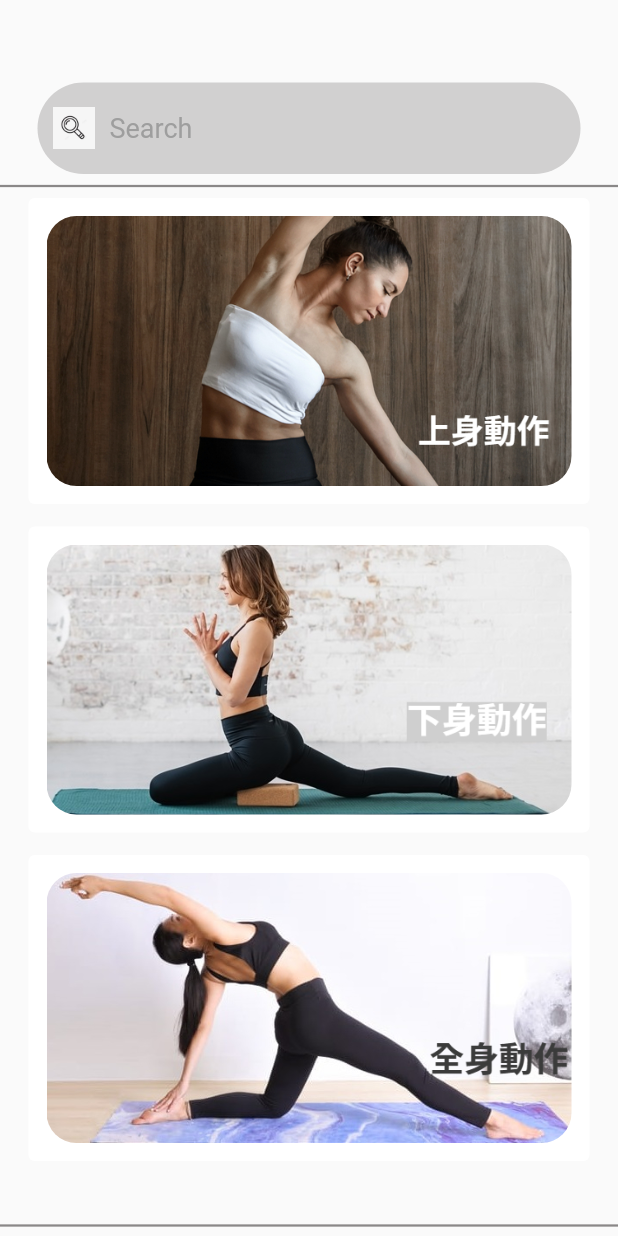
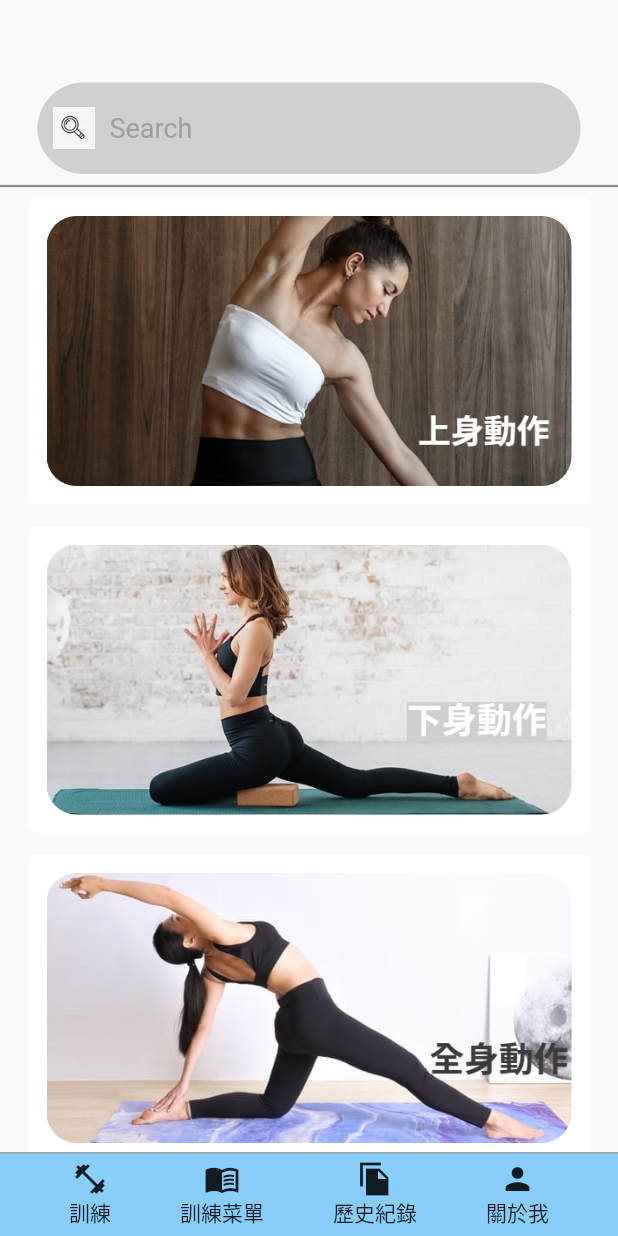
Before and after one commit to live7086/mvp_one, a Flutter app: the Search screen opened by its route, on a phone screen of 412 x 824 dp. Run offline on Flutter 3.47's test engine with Material 2 defaults, Android fonts, the phone set to English and light mode, and no system bars; our stand-ins replace camera.

Commit message:
NavBar OverFlowed Fixed

```diff
--- a/lib/User_menu_style.dart
+++ b/lib/User_menu_style.dart
@@ -291,6 +291,7 @@ class BottomNavigationBarExample extends StatefulWidget {
       _BottomNavigationBarExampleState();
 }
 
+//用不到的範例
 class _BottomNavigationBarExampleState
     extends State<BottomNavigationBarExample> {
   @override
@@ -315,11 +316,21 @@ class _BottomNavigationBarExampleState
     );
   }
 }
-
+//底下導引列
 class MyBottomNavigationBar extends StatelessWidget {
   @override
   Widget build(BuildContext context) {
-    return Row(
+    return Container(
+      decoration: const BoxDecoration(
+        color: Color(0xff87cefa),
+        border: Border(
+          top: BorderSide(
+            color: Colors.grey, // 定義頂部邊框顏色
+            width: 1.0,           // 定義頂部邊框寬度
+          ),
+        ),
+      ),
+      child: Row(
         mainAxisAlignment: MainAxisAlignment.spaceEvenly,
         children: [
           InkWell(
@@ -367,6 +378,7 @@ class MyBottomNavigationBar extends StatelessWidget {
             ),
           ),
         ],
+      ),
     );
   }
 }
--- a/lib/search.dart
+++ b/lib/search.dart
@@ -7,16 +7,32 @@ class Search extends StatelessWidget {
   @override
   Widget build(BuildContext context) {
     return Scaffold(
-      body: Column(
-        crossAxisAlignment: CrossAxisAlignment.start,
+      body: Stack(
         children: [
-          const SizedBox(height: 40),
-          const SearchInput(),
-          const DDD(),
-          const mainpic(),
-          const SizedBox(height: 35),
-          const DDD(),
-          MyBottomNavigationBar(),
+          ListView(
+            children: const [
+              Column(
+                crossAxisAlignment: CrossAxisAlignment.start,
+                children: [
+                  SizedBox(height: 40),
+                  SearchInput(),
+                  DDD(),
+                  mainpic(),
+                  SizedBox(height: 35),
+                  // Add other content here
+                ],
+              ),
+            ],
+          ),
+          Positioned(
+            left: 0,
+            right: 0,
+            bottom: 0,
+            child: Container(
+              height: 56, // 設定底部導航欄的高度
+              child: MyBottomNavigationBar(),
+            ),
+          ),
         ],
       ),
     );
```
Also changed, not shown: pubspec.lock, 3 other files. Lines whose indentation alone changed are shown as unchanged.
